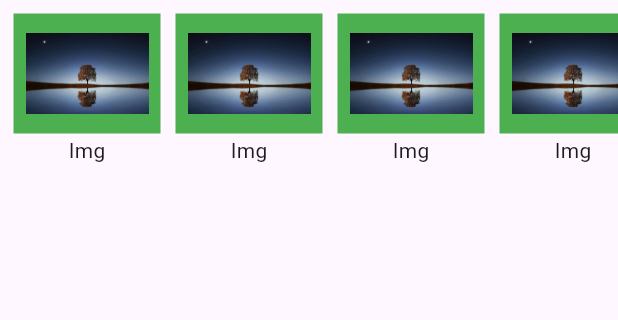
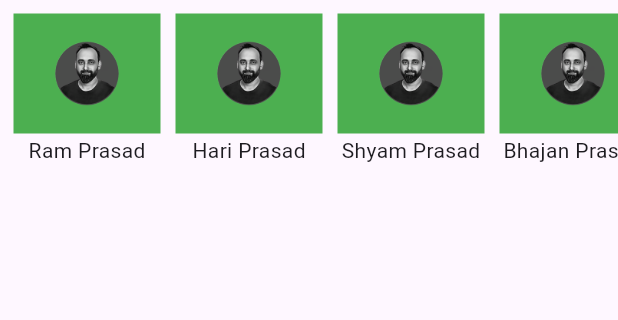
Before and after one commit to Indeshsingh/flutter_intern, a Flutter app: the screen it shows after launch, on a phone screen of 412 x 824 dp, the part 84-404 px from its top. Run offline on Flutter 3.47's test engine with Material 3 defaults, Android fonts, the phone set to English and light mode, and no system bars.

Commit message:
added apphelper and put data on it  and call all the data from apphelpers

```diff
--- a/lib/appbar_screen.dart
+++ b/lib/appbar_screen.dart
@@ -1,9 +1,15 @@
 import 'package:flutter/material.dart';
 import 'package:flutter_intern/gridviewbuilder_screen.dart';
+import 'package:flutter_intern/helpers/apphelper.dart';
 
-class AppbarScreen extends StatelessWidget {
+class AppbarScreen extends StatefulWidget {
   const AppbarScreen({super.key});
 
+  @override
+  State<AppbarScreen> createState() => _AppbarScreenState();
+}
+
+class _AppbarScreenState extends State<AppbarScreen> {
   @override
   Widget build(BuildContext context) {
     return Scaffold(
@@ -41,7 +47,7 @@ class ListviewBuilder extends StatelessWidget {
   Widget build(BuildContext context) {
     return ListView.builder(
       scrollDirection: Axis.horizontal,
-      itemCount: 10,
+      itemCount: AppHelpers.personFullname.length,
       itemBuilder: (BuildContext context, int index) {
         return Padding(
           padding: const EdgeInsets.only(right: 8.0, top: 8.0),
@@ -67,14 +73,8 @@ class ListviewBuilder extends StatelessWidget {
                       decoration: const BoxDecoration(
                         color: Colors.green,
                       ),
-                      child: Image.asset(
-                        'assets/pixel.jpg',
-                        height: 0,
-                        width: 0,
-                      )),
-                  const Text(
-                    'Img',
-                  ),
+                      child: Image.asset(AppHelpers.personImage[index])),
+                  Text(AppHelpers.personFullname[index]),
                 ],
               ),
             ),
--- a/lib/helpers/apphelper.dart
+++ b/lib/helpers/apphelper.dart
@@ -1,8 +1,53 @@
 class AppHelpers {
-  static List<String> naturalImage = [
-    "assets/pracas.png"
-        "assets/pixel.jpg"
+  static const List<String> personFullname = [
+    "Ram Prasad",
+    "Hari Prasad",
+    "Shyam Prasad",
+    "Bhajan Prasad",
+    "Kirtan Prasad",
+    "HariRam Prasad",
+    "HariShyam Prasad",
+    "HariKrishna Prasad",
+    "HariHari Prasad",
+    "HariRamShyam Prasad",
   ];
 
-  static List<String> naturalName = [];
+  static const List<String> personAge = [
+    "20",
+    "21",
+    "22",
+    "23",
+    "24",
+    "25",
+    "26",
+    "27",
+    "28",
+    "29",
+  ];
+
+  static const List<String> personAddress = [
+    "Biratnagar",
+    "iratnagar",
+    "ratnagar",
+    "atnagar",
+    "tnagar",
+    "nagar",
+    "agar",
+    "gar",
+    "ar",
+    "r",
+  ];
+
+  static const List<String> personImage = [
+    "assets/pracas.png",
+    "assets/pracas.png",
+    "assets/pracas.png",
+    "assets/pracas.png",
+    "assets/pracas.png",
+    "assets/pracas.png",
+    "assets/pracas.png",
+    "assets/pracas.png",
+    "assets/pracas.png",
+    "assets/pracas.png",
+  ];
 }
--- a/lib/main.dart
+++ b/lib/main.dart
@@ -1,5 +1,6 @@
 import 'package:flutter/material.dart';
 import 'package:flutter_intern/appbar_screen.dart';
+import 'package:flutter_intern/new_screen.dart';
 
 void main() {
   runApp(const MyApp());
@@ -14,8 +15,6 @@ class MyApp extends StatelessWidget {
       debugShowCheckedModeBanner: false,
       // title: 'Homepage',
       home: AppbarScreen(),
-
-
     );
   }
 }
```
Also changed, not shown: lib/detail_screen.dart (+32 -3 lines), lib/gridviewbuilder_screen.dart (+30 -8 lines), lib/new_screen.dart (added, +30 -0 lines).
